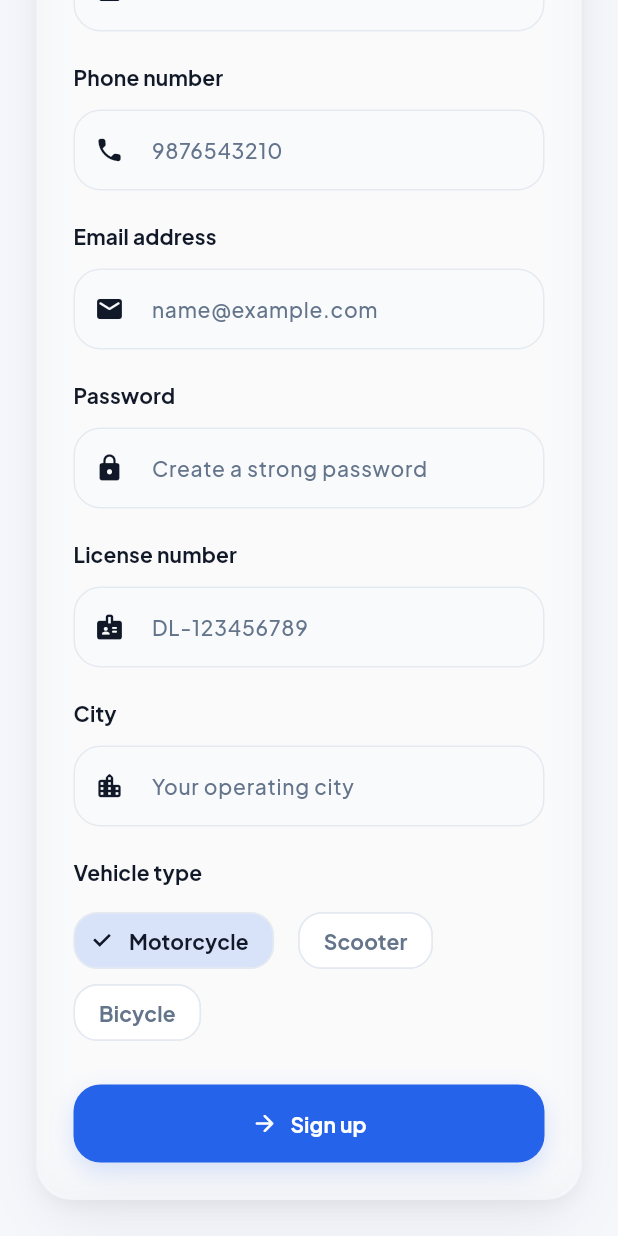
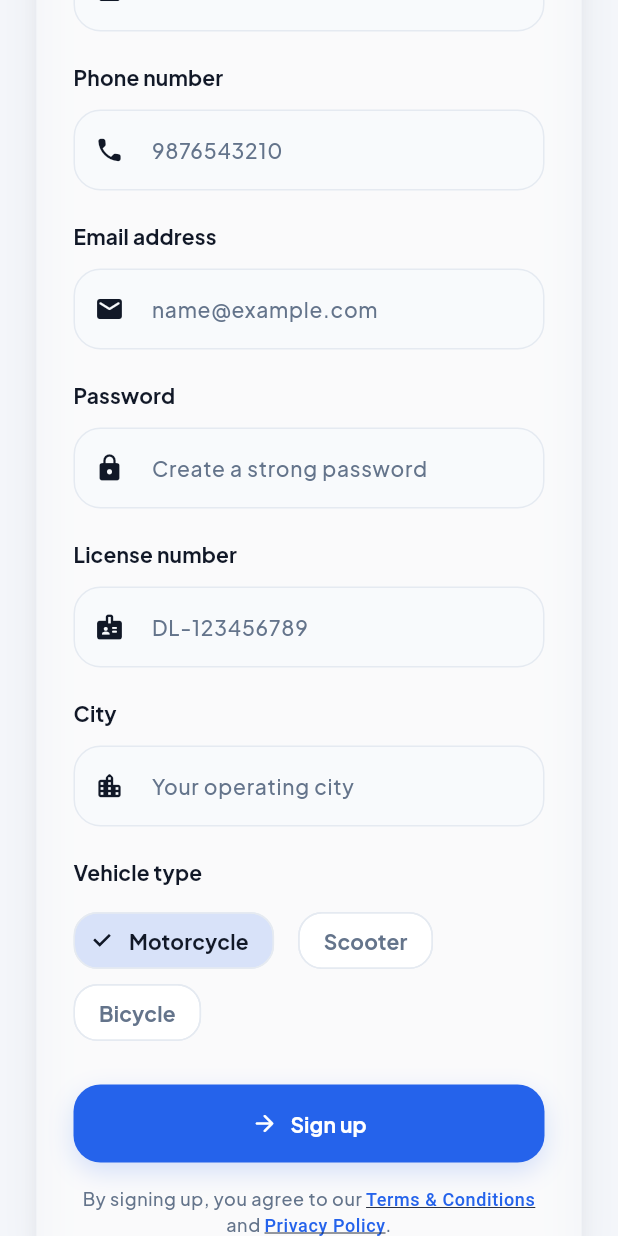
Before and after one commit to officialmangaale/rider-app, a Flutter app: the SignupScreen screen opened by its route, scrolled down 766 dp, on a phone screen of 412 x 824 dp. Run offline on Flutter 3.47's test engine with Material 3 defaults, Android fonts, the phone set to English and light mode, and no system bars; our stand-ins replace firebase_core, firebase_messaging, fl_chart, flutter_animate, flutter_local_notifications, flutter_riverpod and 6 more; missing offline and left inert: dart:html, file_selector, flutter_background_service, flutter_ringtone_player; accounts and stored records are empty.

Commit message:
new code

```diff
--- a/lib/data/repositories/mock_rider_repository.dart
+++ b/lib/data/repositories/mock_rider_repository.dart
@@ -97,6 +97,9 @@ class MockRiderRepository implements RiderRepository {
   }) async {}
 
   @override
+  Future<void> deleteAccount() async {}
+
+  @override
   Future<void> logout() async {}
 
   @override
--- a/lib/data/services/rider_backend_api.dart
+++ b/lib/data/services/rider_backend_api.dart
@@ -247,6 +247,10 @@ class RiderApi {
   Future<ApiEnvelope<Map<String, dynamic>>> updateProfile({
     required Map<String, dynamic> payload,
   }) => updateMe(payload: payload);
+
+  Future<ApiEnvelope<Map<String, dynamic>>> deleteAccount() {
+    return _client.deleteObject('/api/v1/rider/account');
+  }
 
   // --- Vehicle ---
   Future<ApiEnvelope<Map<String, dynamic>>> updateVehicle({
--- a/lib/domain/repositories/rider_repository.dart
+++ b/lib/domain/repositories/rider_repository.dart
@@ -23,6 +23,8 @@ abstract class RiderRepository {
     required String newPassword,
   });
 
+  Future<void> deleteAccount();
+
   Future<void> logout();
 
   Future<void> acceptOrder(String assignmentId);
--- a/lib/features/auth/presentation/signup_screen.dart
+++ b/lib/features/auth/presentation/signup_screen.dart
@@ -1,6 +1,8 @@
+import 'package:flutter/gestures.dart';
 import 'package:flutter/material.dart';
 import 'package:flutter_riverpod/flutter_riverpod.dart';
 import 'package:go_router/go_router.dart';
+import 'package:url_launcher/url_launcher.dart';
 
 import '../../../core/network/api_exception.dart';
 import '../../../core/router/app_routes.dart';
@@ -202,6 +204,36 @@ class _SignupScreenState extends ConsumerState<SignupScreen> {
                       expanded: true,
                       onPressed: _submitting ? null : _submit,
                     ),
+                    const SizedBox(height: AppSpacing.md),
+                    RichText(
+                      textAlign: TextAlign.center,
+                      text: TextSpan(
+                        style: Theme.of(context).textTheme.bodySmall,
+                        children: [
+                          const TextSpan(text: 'By signing up, you agree to our '),
+                          TextSpan(
+                            text: 'Terms & Conditions',
+                            style: TextStyle(
+                              color: Theme.of(context).primaryColor,
+                              decoration: TextDecoration.underline,
+                            ),
+                            recognizer: TapGestureRecognizer()
+                              ..onTap = () => launchUrl(Uri.parse('https://mangaale.com/terms')),
+                          ),
+                          const TextSpan(text: ' and '),
+                          TextSpan(
+                            text: 'Privacy Policy',
+                            style: TextStyle(
+                              color: Theme.of(context).primaryColor,
+                              decoration: TextDecoration.underline,
+                            ),
+                            recognizer: TapGestureRecognizer()
+                              ..onTap = () => launchUrl(Uri.parse('https://mangaale.com/privacy')),
+                          ),
+                          const TextSpan(text: '.'),
+                        ],
+                      ),
+                    ),
                   ],
                 ),
               ),
--- a/lib/presentation/providers/auth_provider.dart
+++ b/lib/presentation/providers/auth_provider.dart
@@ -144,6 +144,11 @@ class SessionController extends Notifier<SessionState> {
       source: 'signup',
       fallbackRole: 'delivery_driver',
     );
+  }
+
+  Future<void> deleteAccount() async {
+    final api = ref.read(riderBackendApiProvider);
+    await api.rider.deleteAccount();
   }
 
   Future<AuthOtpChallenge> requestPasswordReset({required String login}) async {
--- a/pubspec.yaml
+++ b/pubspec.yaml
@@ -29,6 +29,8 @@ dependencies:
   web_socket_channel: ^3.0.1
   flutter_background_service: ^5.1.0
   flutter_local_notifications: ^22.3.0
+  audioplayers: ^6.8.1
+  flutter_ringtone_player: ^4.0.0+4
 
 dev_dependencies:
   flutter_test:
```
Also changed, not shown: lib/data/repositories/api_rider_repository.dart (+10 -0 lines), lib/features/delivery/providers/rider_delivery_provider.dart (+7 -0 lines), lib/features/profile/presentation/profile_screen.dart (+40 -0 lines), pubspec.lock, 5 other files.
